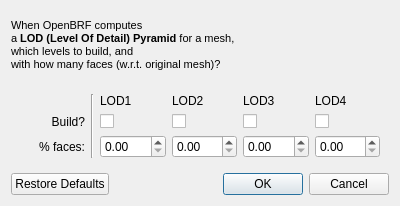
The window that askLodOptionsDialog.ui (Swyter/openbrf-redux) describes before a commit, drawn with Qt 5.
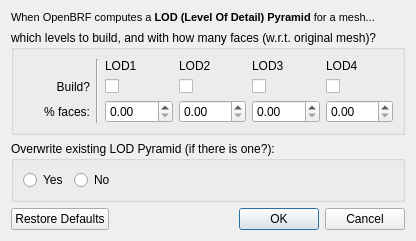
The same window after the commit.

Commit message: Version 0.0.62 (from openBrf_source_0.0.62.zip).

```diff
--- a/askLodOptionsDialog.ui
+++ b/askLodOptionsDialog.ui
@@ -7,7 +7,7 @@
     <x>0</x>
     <y>0</y>
     <width>400</width>
-    <height>206</height>
+    <height>226</height>
    </rect>
   </property>
   <property name="windowTitle">
@@ -21,9 +21,7 @@
 &lt;html&gt;&lt;head&gt;&lt;meta name=&quot;qrichtext&quot; content=&quot;1&quot; /&gt;&lt;style type=&quot;text/css&quot;&gt;
 p, li { white-space: pre-wrap; }
 &lt;/style&gt;&lt;/head&gt;&lt;body style=&quot; font-family:'MS Shell Dlg 2'; font-size:8.25pt; font-weight:400; font-style:normal;&quot;&gt;
-&lt;p style=&quot; margin-top:0px; margin-bottom:0px; margin-left:0px; margin-right:0px; -qt-block-indent:0; text-indent:0px;&quot;&gt;&lt;span style=&quot; font-size:8pt;&quot;&gt;When OpenBRF computes &lt;/span&gt;&lt;/p&gt;
-&lt;p style=&quot; margin-top:0px; margin-bottom:0px; margin-left:0px; margin-right:0px; -qt-block-indent:0; text-indent:0px;&quot;&gt;&lt;span style=&quot; font-size:8pt;&quot;&gt;a &lt;/span&gt;&lt;span style=&quot; font-size:8pt; font-weight:600;&quot;&gt;LOD (Level Of Detail) Pyramid&lt;/span&gt;&lt;span style=&quot; font-size:8pt;&quot;&gt; for a mesh,&lt;br /&gt;which levels to build, and &lt;/span&gt;&lt;/p&gt;
-&lt;p style=&quot; margin-top:0px; margin-bottom:0px; margin-left:0px; margin-right:0px; -qt-block-indent:0; text-indent:0px;&quot;&gt;&lt;span style=&quot; font-size:8pt;&quot;&gt;with how many faces (w.r.t. original mesh)?&lt;/span&gt;&lt;/p&gt;&lt;/body&gt;&lt;/html&gt;</string>
+&lt;p style=&quot; margin-top:0px; margin-bottom:0px; margin-left:0px; margin-right:0px; -qt-block-indent:0; text-indent:0px;&quot;&gt;&lt;span style=&quot; font-size:8pt;&quot;&gt;When OpenBRF computes a &lt;/span&gt;&lt;span style=&quot; font-size:8pt; font-weight:600;&quot;&gt;LOD (Level Of Detail) Pyramid&lt;/span&gt;&lt;span style=&quot; font-size:8pt;&quot;&gt; for a mesh...&lt;/span&gt;&lt;/p&gt;&lt;/body&gt;&lt;/html&gt;</string>
      </property>
      <property name="textFormat">
       <enum>Qt::RichText</enum>
@@ -31,7 +29,10 @@
     </widget>
    </item>
    <item>
-    <widget class="QWidget" name="widget" native="true">
+    <widget class="QGroupBox" name="groupBox">
+     <property name="title">
+      <string>which levels to build, and with how many faces (w.r.t. original mesh)?</string>
+     </property>
      <layout class="QGridLayout" name="gridLayout">
       <item row="0" column="3">
        <widget class="QLabel" name="label">
@@ -131,6 +132,42 @@
      </layout>
     </widget>
    </item>
+   <item>
+    <widget class="QGroupBox" name="groupBox_2">
+     <property name="title">
+      <string>Overwrite existing LOD Pyramid (if there is one?):</string>
+     </property>
+     <layout class="QHBoxLayout" name="horizontalLayout">
+      <item>
+       <widget class="QRadioButton" name="overrideYes">
+        <property name="text">
+         <string>Yes</string>
+        </property>
+       </widget>
+      </item>
+      <item>
+       <widget class="QRadioButton" name="overrideNo">
+        <property name="text">
+         <string>No</string>
+        </property>
+       </widget>
+      </item>
+      <item>
+       <spacer name="horizontalSpacer">
+        <property name="orientation">
+         <enum>Qt::Horizontal</enum>
+        </property>
+        <property name="sizeHint" stdset="0">
+         <size>
+          <width>40</width>
+          <height>20</height>
+         </size>
+        </property>
+       </spacer>
+      </item>
+     </layout>
+    </widget>
+   </item>
    <item>
     <widget class="QDialogButtonBox" name="buttonBox">
      <property name="orientation">
```
The commit also changes 32 other files.
